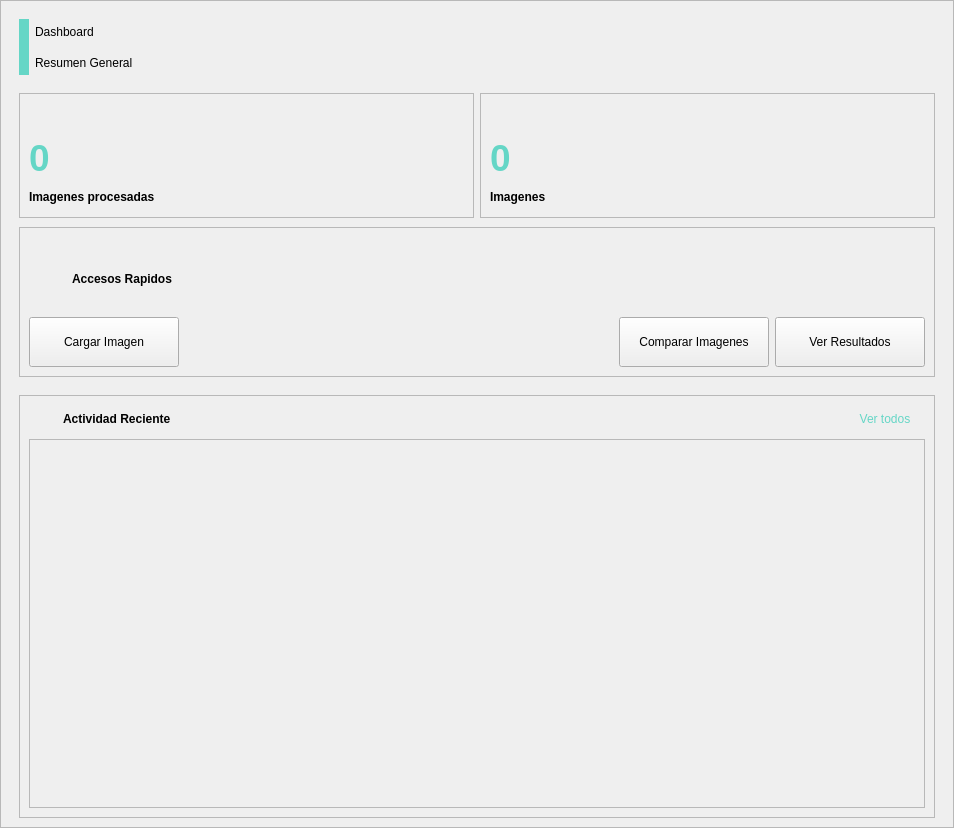
Before: the Qt Designer form ui/pages/Tfrm_Dashboard.ui in DemonSlayer5768/BioImageOptimizer, drawn with Qt 5.
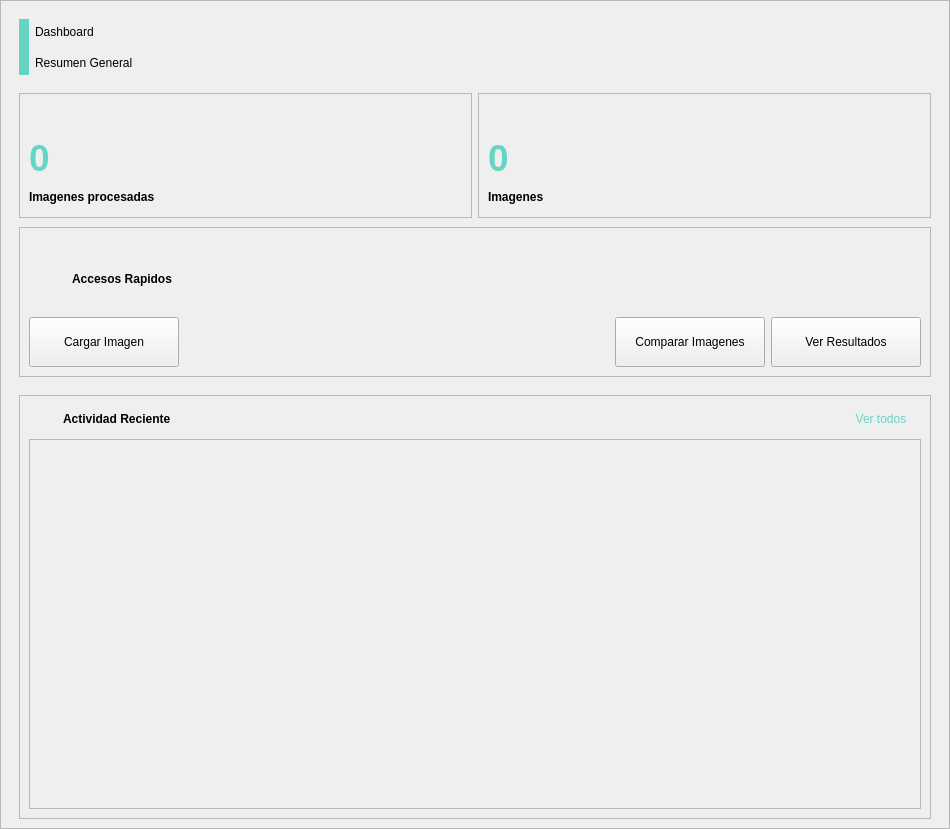
After: the same form once the commit is applied. Icons and pictures are not drawn.

Commit message: fix: ajuste en stytles de pushbotton

Patch:
```diff
--- a/ui/pages/Tfrm_Dashboard.ui
+++ b/ui/pages/Tfrm_Dashboard.ui
@@ -6,8 +6,8 @@
    <rect>
     <x>0</x>
     <y>0</y>
-    <width>954</width>
-    <height>828</height>
+    <width>950</width>
+    <height>829</height>
    </rect>
   </property>
   <property name="minimumSize">
```
Left out of the diff: 6 changed lines with no effect on the pictures. The commit also changes 2 other files.
